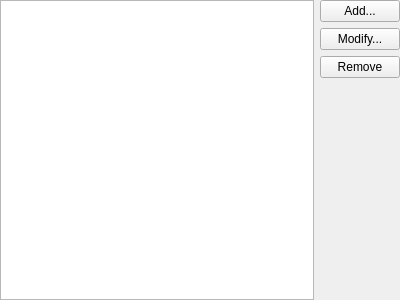
KDE/ruqola, file src/widgets/configuredialog/configureaccountserverwidget.ui: the form before one commit.
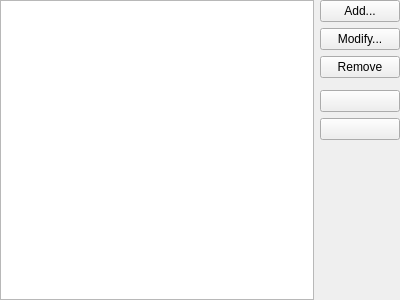
The form after the commit. Custom widgets are drawn as their Qt base class.

Patch:
```diff
--- a/src/widgets/configuredialog/configureaccountserverwidget.ui
+++ b/src/widgets/configuredialog/configureaccountserverwidget.ui
@@ -45,6 +45,23 @@
        </property>
       </widget>
      </item>
+     <item>
+      <widget class="KSeparator" name="kseparator"/>
+     </item>
+     <item>
+      <widget class="QPushButton" name="moveUpServer">
+       <property name="text">
+        <string/>
+       </property>
+      </widget>
+     </item>
+     <item>
+      <widget class="QPushButton" name="moveDownServer">
+       <property name="text">
+        <string/>
+       </property>
+      </widget>
+     </item>
     </layout>
    </item>
    <item row="1" column="1">
@@ -63,6 +80,11 @@
   </layout>
  </widget>
  <customwidgets>
+  <customwidget>
+   <class>KSeparator</class>
+   <extends>QFrame</extends>
+   <header>kseparator.h</header>
+  </customwidget>
   <customwidget>
    <class>AccountServerListWidget</class>
    <extends>QListWidget</extends>
```
Left out of the diff: 11 changed lines with no effect on the pictures.
